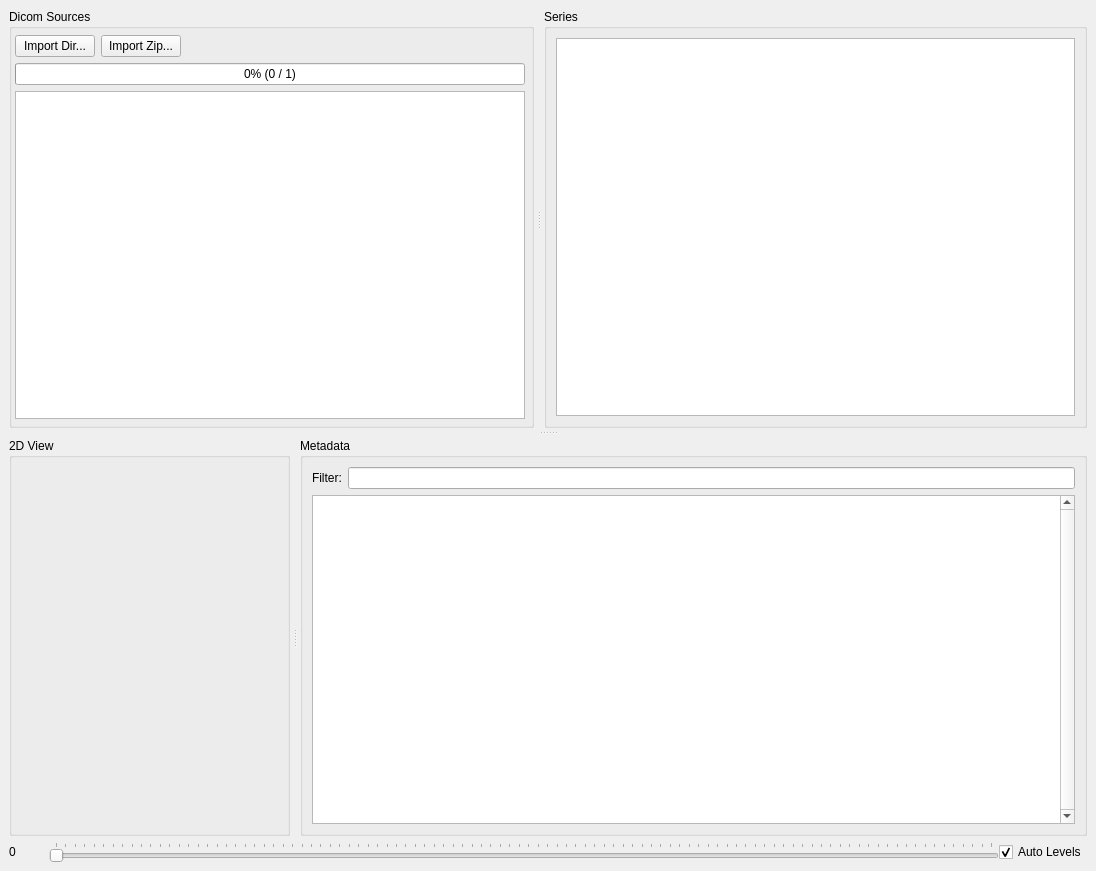
First picture: the form in res/DicomBrowserWin.ui, repository ericspod/DicomBrowser, before the edit.
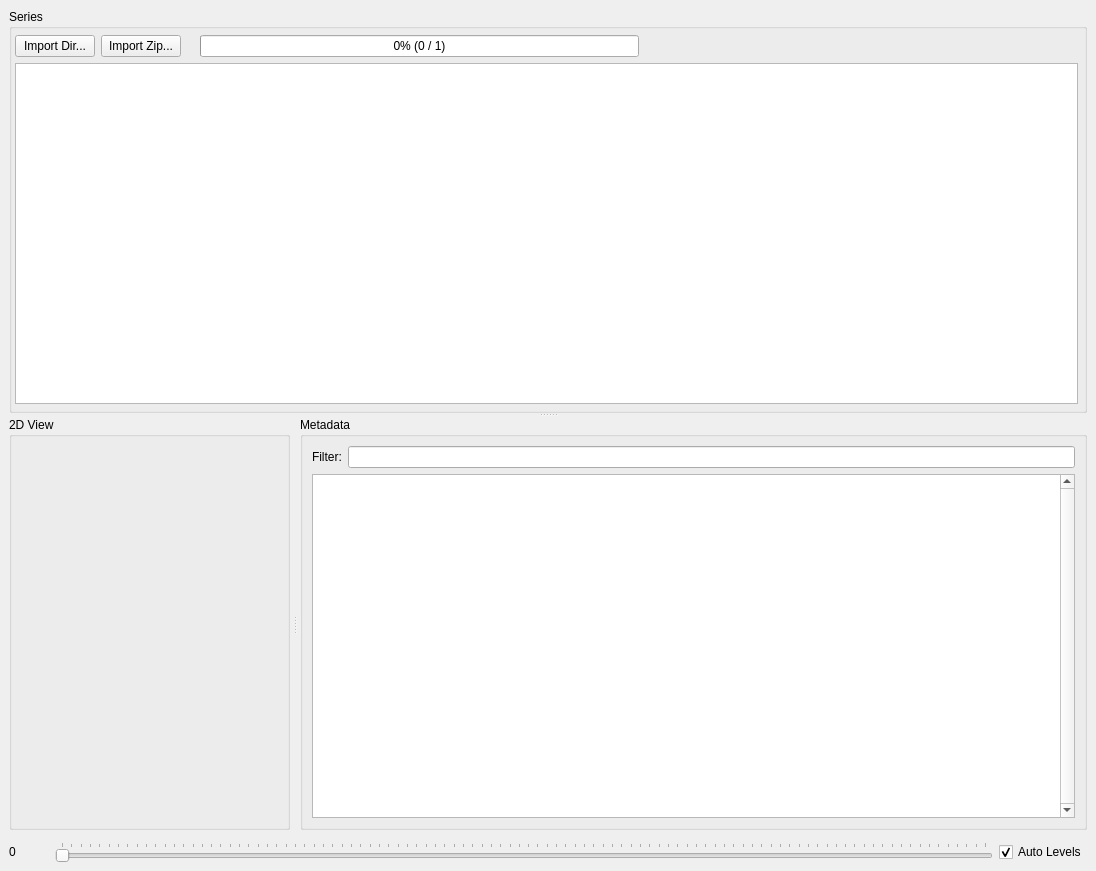
Second picture: the form after the edit. Icons and pictures are not drawn.

Commit message: Update to UI combining source and series lists into one tree view

Patch:
```diff
--- a/res/DicomBrowserWin.ui
+++ b/res/DicomBrowserWin.ui
@@ -21,31 +21,15 @@
    <bool>false</bool>
   </property>
   <widget class="QWidget" name="centralwidget">
-   <layout class="QGridLayout" name="gridLayout_3">
-    <item row="0" column="0">
+   <layout class="QVBoxLayout" name="verticalLayout">
+    <item>
      <widget class="QSplitter" name="seriesSplit">
-      <property name="minimumSize">
-       <size>
-        <width>0</width>
-        <height>0</height>
-       </size>
-      </property>
       <property name="orientation">
        <enum>Qt::Vertical</enum>
       </property>
-      <property name="handleWidth">
-       <number>10</number>
-      </property>
-      <widget class="QSplitter" name="listSplit">
-       <property name="orientation">
-        <enum>Qt::Horizontal</enum>
-       </property>
-       <property name="handleWidth">
-        <number>10</number>
-       </property>
        <widget class="QGroupBox" name="sourceGroup">
         <property name="title">
-         <string>Dicom Sources</string>
+        <string>Series</string>
         </property>
         <property name="checkable">
          <bool>false</bool>
@@ -93,43 +77,6 @@
             </widget>
            </item>
            <item>
-            <spacer name="horizontalSpacer">
-             <property name="orientation">
-              <enum>Qt::Horizontal</enum>
-             </property>
-             <property name="sizeHint" stdset="0">
-              <size>
-               <width>40</width>
-               <height>20</height>
-              </size>
-             </property>
-            </spacer>
-           </item>
-          </layout>
-         </item>
-         <item row="2" column="0">
-          <widget class="QListView" name="sourceListView">
-           <property name="sizePolicy">
-            <sizepolicy hsizetype="Expanding" vsizetype="Expanding">
-             <horstretch>0</horstretch>
-             <verstretch>0</verstretch>
-            </sizepolicy>
-           </property>
-           <property name="minimumSize">
-            <size>
-             <width>0</width>
-             <height>0</height>
-            </size>
-           </property>
-           <property name="toolTip">
-            <string>List of imported source directories/files</string>
-           </property>
-           <property name="editTriggers">
-            <set>QAbstractItemView::NoEditTriggers</set>
-           </property>
-          </widget>
-         </item>
-         <item row="1" column="0">
           <widget class="QProgressBar" name="statusProgressBar">
            <property name="maximumSize">
             <size>
@@ -154,92 +101,33 @@
            </property>
           </widget>
          </item>
-        </layout>
-       </widget>
-       <widget class="QGroupBox" name="seriesGroup">
-        <property name="title">
-         <string>Series</string>
-        </property>
-        <layout class="QGridLayout" name="gridLayout_2">
-         <item row="0" column="0">
-          <widget class="QTableView" name="seriesView">
-           <property name="sizePolicy">
-            <sizepolicy hsizetype="Expanding" vsizetype="Expanding">
-             <horstretch>0</horstretch>
-             <verstretch>0</verstretch>
-            </sizepolicy>
-           </property>
-           <property name="minimumSize">
+          <item>
+           <spacer name="horizontalSpacer">
+            <property name="orientation">
+             <enum>Qt::Horizontal</enum>
+            </property>
+            <property name="sizeHint" stdset="0">
             <size>
-             <width>0</width>
-             <height>0</height>
-            </size>
-           </property>
-           <property name="toolTip">
-            <string>List of imported DICOM series</string>
-           </property>
-           <property name="horizontalScrollBarPolicy">
-            <enum>Qt::ScrollBarAlwaysOff</enum>
-           </property>
-           <property name="editTriggers">
-            <set>QAbstractItemView::NoEditTriggers</set>
-           </property>
-           <property name="dragDropOverwriteMode">
-            <bool>false</bool>
-           </property>
-           <property name="selectionMode">
-            <enum>QAbstractItemView::SingleSelection</enum>
-           </property>
-           <property name="selectionBehavior">
-            <enum>QAbstractItemView::SelectRows</enum>
-           </property>
-           <property name="showGrid">
-            <bool>false</bool>
+              <width>40</width>
+              <height>20</height>
+             </size>
+            </property>
+           </spacer>
+          </item>
+         </layout>
+        </item>
+        <item row="2" column="0">
+         <widget class="QTreeView" name="seriesView">
+          <property name="alternatingRowColors">
+           <bool>true</bool>
            </property>
            <property name="sortingEnabled">
             <bool>true</bool>
            </property>
-           <attribute name="horizontalHeaderCascadingSectionResizes">
-            <bool>true</bool>
-           </attribute>
-           <attribute name="horizontalHeaderDefaultSectionSize">
-            <number>10</number>
-           </attribute>
-           <attribute name="horizontalHeaderHighlightSections">
-            <bool>false</bool>
-           </attribute>
-           <attribute name="horizontalHeaderMinimumSectionSize">
-            <number>30</number>
-           </attribute>
-           <attribute name="horizontalHeaderShowSortIndicator" stdset="0">
-            <bool>true</bool>
-           </attribute>
-           <attribute name="horizontalHeaderStretchLastSection">
-            <bool>false</bool>
-           </attribute>
-           <attribute name="verticalHeaderVisible">
-            <bool>false</bool>
-           </attribute>
-           <attribute name="verticalHeaderCascadingSectionResizes">
-            <bool>false</bool>
-           </attribute>
-           <attribute name="verticalHeaderHighlightSections">
-            <bool>false</bool>
-           </attribute>
           </widget>
          </item>
         </layout>
        </widget>
-      </widget>
-      <widget class="QWidget" name="verticalLayoutWidget">
-       <layout class="QVBoxLayout" name="verticalLayout">
-        <property name="spacing">
-         <number>0</number>
-        </property>
-        <property name="topMargin">
-         <number>0</number>
-        </property>
-        <item>
          <widget class="QSplitter" name="viewMetaSplitter">
           <property name="orientation">
            <enum>Qt::Horizontal</enum>
@@ -315,6 +203,7 @@
            </layout>
           </widget>
          </widget>
+     </widget>
         </item>
         <item>
          <layout class="QHBoxLayout" name="horizontalLayout">
@@ -382,10 +271,6 @@
            </widget>
           </item>
          </layout>
-        </item>
-       </layout>
-      </widget>
-     </widget>
     </item>
    </layout>
   </widget>
```
Left out of the diff: 2 changed lines with no effect on the pictures. Lines whose indentation alone changed are shown as unchanged. The commit also changes 4 other files.
